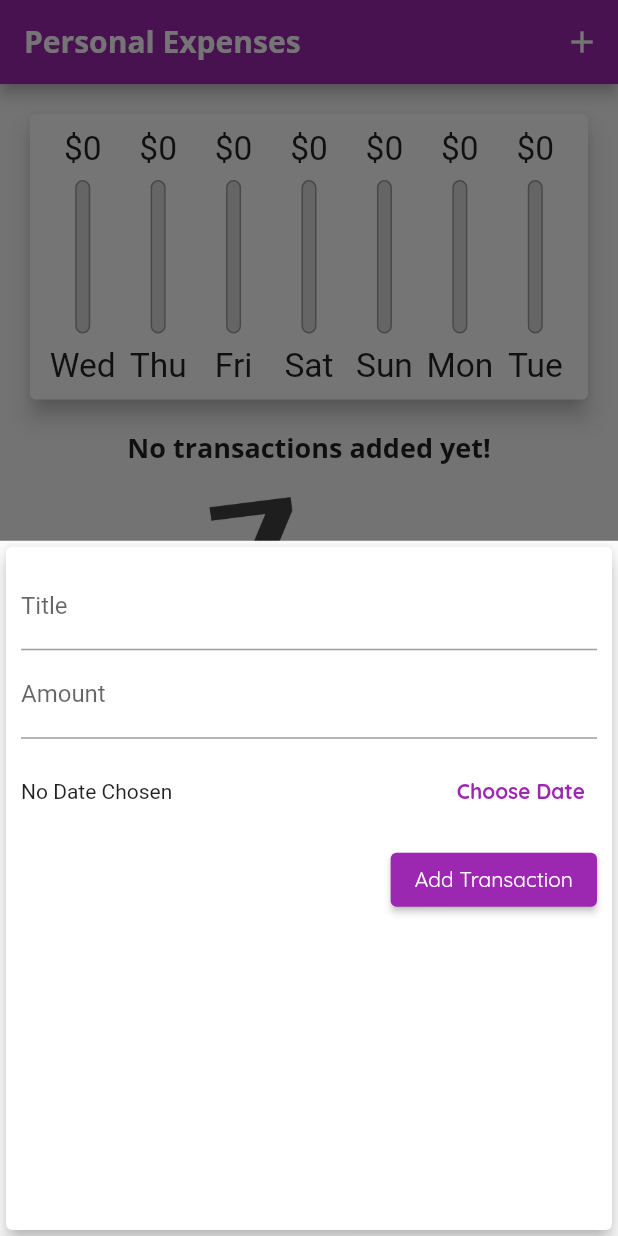
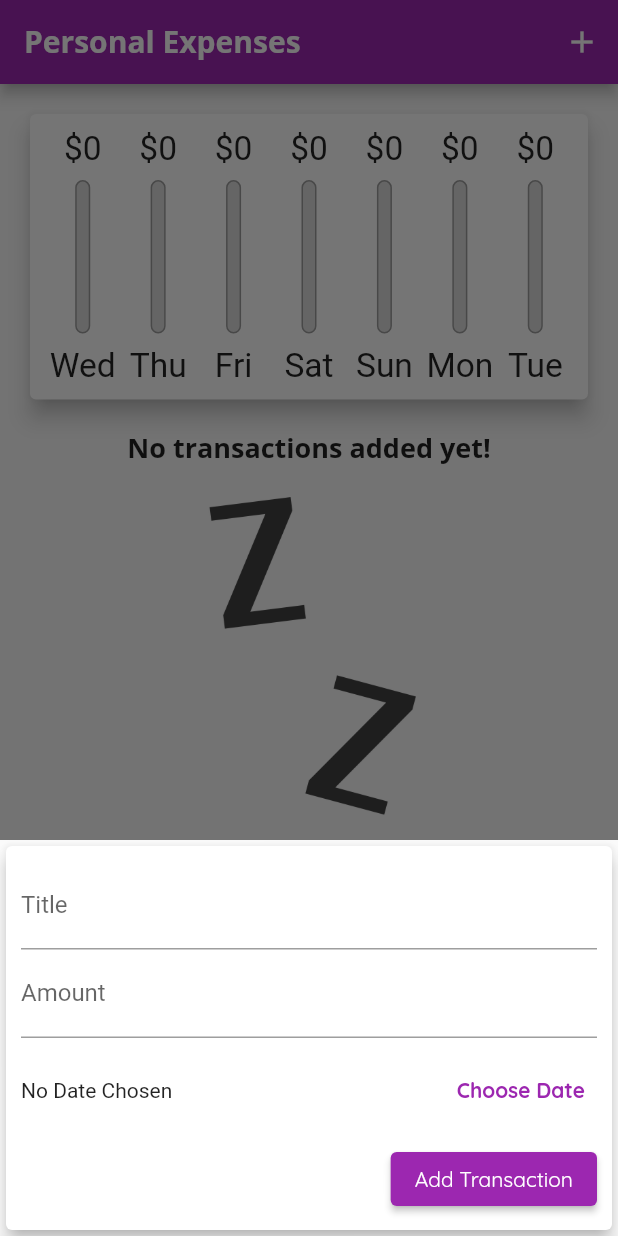
Before and after one commit to aptx113/personal_expenses_app, a Flutter app: the screen it shows after launch, after a tap on the "add" icon, on a phone screen of 412 x 824 dp. Run offline on Flutter 3.47's test engine with Material 2 defaults, Android fonts, the phone set to English and light mode, and no system bars.

Commit message:
Deal with soft keyboard and device size issue

```diff
--- a/lib/main.dart
+++ b/lib/main.dart
@@ -84,6 +84,7 @@ class _MyHomePageState extends State<MyHomePage> {
 
   @override
   Widget build(BuildContext context) {
+    final mediaQuery = MediaQuery.of(context);
     final isLandscape =
         MediaQuery.of(context).orientation == Orientation.landscape;
     final appBar = AppBar(
@@ -96,9 +97,9 @@ class _MyHomePageState extends State<MyHomePage> {
               icon: Icon(Icons.add))
         ]);
     final txListWidget = Container(
-        height: (MediaQuery.of(context).size.height -
+        height: (mediaQuery.size.height -
                 appBar.preferredSize.height -
-                MediaQuery.of(context).padding.top) *
+                mediaQuery.padding.top) *
             0.7,
         child: TransactionList(_userTransactions, _deleteTransaction));
     return Scaffold(
@@ -124,18 +125,18 @@ class _MyHomePageState extends State<MyHomePage> {
               ),
             if (!isLandscape)
               Container(
-                  height: (MediaQuery.of(context).size.height -
+                  height: (mediaQuery.size.height -
                           appBar.preferredSize.height -
-                          MediaQuery.of(context).padding.top) *
+                          mediaQuery.padding.top) *
                       0.3,
                   child: Chart(_recentTransaction)),
             if (!isLandscape) txListWidget,
             if (isLandscape)
               _showChart
                   ? Container(
-                      height: (MediaQuery.of(context).size.height -
+                      height: (mediaQuery.size.height -
                               appBar.preferredSize.height -
-                              MediaQuery.of(context).padding.top) *
+                              mediaQuery.padding.top) *
                           0.7,
                       child: Chart(_recentTransaction))
                   : txListWidget
--- a/lib/widgets/new_transaction.dart
+++ b/lib/widgets/new_transaction.dart
@@ -50,10 +50,15 @@ class _NewTransactionState extends State<NewTransaction> {
 
   @override
   Widget build(BuildContext context) {
-    return Card(
+    return SingleChildScrollView(
+        child: Card(
       elevation: 5,
       child: Container(
-        padding: EdgeInsets.all(10),
+        padding: EdgeInsets.only(
+            top: 10,
+            left: 10,
+            right: 10,
+            bottom: MediaQuery.of(context).viewInsets.bottom + 10),
         child: Column(
           crossAxisAlignment: CrossAxisAlignment.end,
           children: <Widget>[
@@ -98,6 +103,6 @@ class _NewTransactionState extends State<NewTransaction> {
           ],
         ),
       ),
-    );
+    ));
   }
 }
```
Also changed, not shown: lib/widgets/transaction_list.dart (+13 -5 lines).
